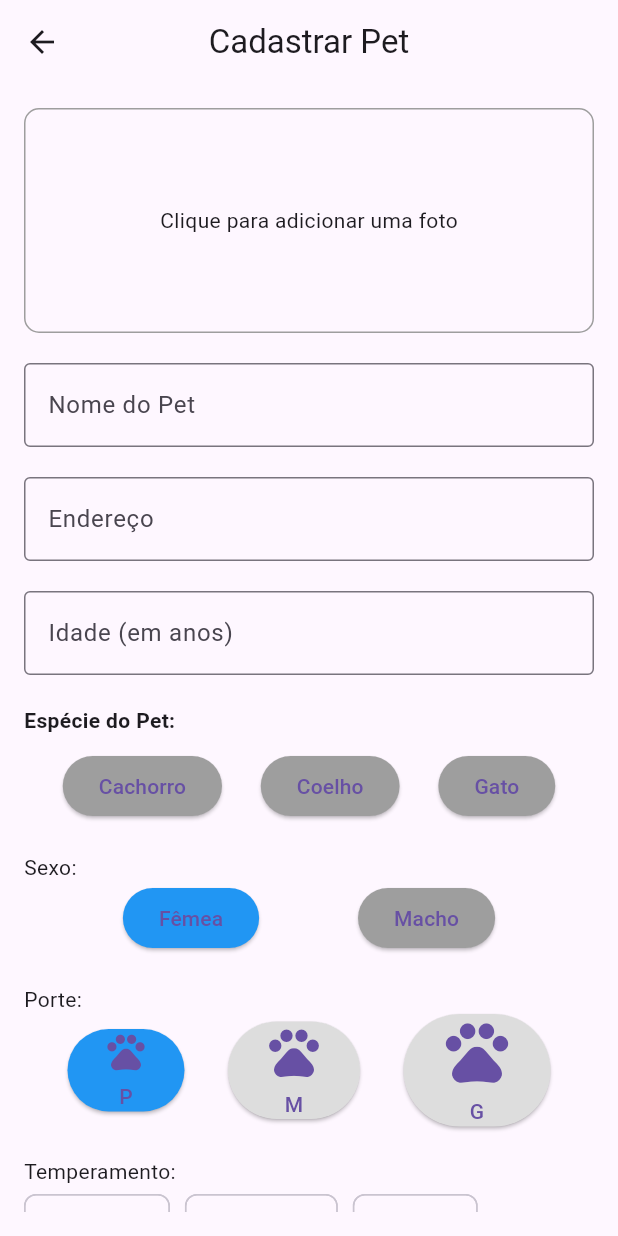
After one commit to marcondesu/tinder-pet, a Flutter app: the AddPetView screen opened by its route, on a phone screen of 412 x 824 dp. The commit adds this screen. Run offline on Flutter 3.47's test engine with Material 3 defaults, Android fonts, the phone set to English and light mode, and no system bars; our stand-ins replace image_picker.

Commit message:
feat: view de adicionar pet

```diff
--- a/tinder_pet/lib/main.dart
+++ b/tinder_pet/lib/main.dart
@@ -1,15 +1,18 @@
 import 'package:flutter/material.dart';
+import 'package:tinder_pet/controller/pet_controller.dart';
+import 'package:tinder_pet/view/add_pet_view.dart';
 import 'package:tinder_pet/view/home_view.dart';
 import 'package:tinder_pet/view/login_view.dart';
 import 'package:tinder_pet/view/pet_view.dart';
 import 'package:tinder_pet/view/register_view.dart';
 
 void main() {
-  runApp(const MyApp());
+  runApp(MyApp());
 }
 
 class MyApp extends StatelessWidget {
-  const MyApp({super.key});
+  MyApp({super.key});
+  final PetController petController = PetController();
 
   @override
   Widget build(BuildContext context) {
@@ -22,6 +25,7 @@ class MyApp extends StatelessWidget {
         '/login': (context) => LoginView(),
         '/register': (context) => const SignupView(),
         '/pets': (context) => const PetsView(),
+        '/add-pet': (context) => AddPetView(controller: petController),
       },
     );
   }
--- /dev/null
+++ b/tinder_pet/lib/view/add_pet_view.dart
@@ -0,0 +1,296 @@
+import 'package:flutter/material.dart';
+import 'dart:typed_data';
+import 'package:image_picker/image_picker.dart';
+import 'dart:math';
+import 'package:tinder_pet/controller/pet_controller.dart';
+
+class AddPetView extends StatefulWidget {
+  final PetController controller;
+
+  const AddPetView({super.key, required this.controller});
+
+  @override
+  _AddPetViewState createState() => _AddPetViewState();
+}
+
+class _AddPetViewState extends State<AddPetView> {
+  final TextEditingController _nameController = TextEditingController();
+  final TextEditingController _addressController = TextEditingController();
+  final TextEditingController _ageController = TextEditingController();
+
+  String _selectedSpecies = '';
+  String _selectedSex = 'Fêmea';
+  String _selectedSize = 'P';
+
+  Set<String> _selectedTemperaments = {};
+  Uint8List? _imageBytes;
+
+  bool _isVaccinated = false;
+  bool _isCastrated = false;
+  bool _isSociable = false;
+
+  // Função para selecionar a imagem
+  Future<void> _pickImage() async {
+    final picker = ImagePicker();
+    final pickedFile = await picker.pickImage(source: ImageSource.gallery);
+
+    if (pickedFile != null) {
+      final bytes = await pickedFile.readAsBytes();
+      setState(() {
+        _imageBytes = bytes;
+      });
+    }
+  }
+
+  // Função para definir a espécie selecionada
+  void _selectSpecies(String species) {
+    setState(() {
+      _selectedSpecies = species;
+    });
+  }
+
+  // Função para selecionar o sexo
+  void _selectSex(String sex) {
+    setState(() {
+      _selectedSex = sex;
+    });
+  }
+
+  // Função para salvar os dados do pet
+  Future<void> _savePet() async {
+    if (_nameController.text.isNotEmpty &&
+        _selectedSpecies.isNotEmpty &&
+        _imageBytes != null) {
+      // Cria o Map com os dados do pet
+      Map<String, dynamic> newPet = {
+        'id': Random().nextInt(1000),
+        'nome': _nameController.text,
+        'especie': _selectedSpecies,
+        'sexo': _selectedSex,
+        'idade': _ageController.text,
+        'porte': _selectedSize,
+        'temperamento': _selectedTemperaments.toList(),
+        'vacinado': _isVaccinated,
+        'castrado': _isCastrated,
+        'sociavel': _isSociable,
+        'foto': _imageBytes,
+        'endereco': _addressController.text,
+      };
+
+      await widget.controller.addPet(newPet);
+
+      ScaffoldMessenger.of(context).showSnackBar(
+        const SnackBar(content: Text('Pet cadastrado com sucesso!')),
+      );
+
+      Navigator.pop(context);
+    } else {
+      ScaffoldMessenger.of(context).showSnackBar(
+        const SnackBar(content: Text('Por favor, preencha todos os campos!')),
+      );
+    }
+  }
+
+  // Função para alternar temperamentos
+  void _toggleTemperament(String temperament) {
+    setState(() {
+      if (_selectedTemperaments.contains(temperament)) {
+        _selectedTemperaments.remove(temperament);
+      } else {
+        _selectedTemperaments.add(temperament);
+      }
+    });
+  }
+
+  // Função para selecionar o porte
+  void _selectSize(String size) {
+    setState(() {
+      _selectedSize = size;
+    });
+  }
+
+  @override
+  Widget build(BuildContext context) {
+    return Scaffold(
+      appBar: AppBar(
+        title: const Text('Cadastrar Pet'),
+        centerTitle: true,
+      ),
+      body: Padding(
+        padding: const EdgeInsets.all(16.0),
+        child: ListView(
+          children: [
+            GestureDetector(
+              onTap: _pickImage,
+              child: Container(
+                height: 150,
+                decoration: BoxDecoration(
+                  border: Border.all(color: Colors.grey),
+                  borderRadius: BorderRadius.circular(10),
+                ),
+                child: _imageBytes == null
+                    ? const Center(
+                        child: Text('Clique para adicionar uma foto'))
+                    : Image.memory(_imageBytes!, fit: BoxFit.cover),
+              ),
+            ),
+            const SizedBox(height: 20),
+            TextField(
+              controller: _nameController,
+              decoration: const InputDecoration(
+                labelText: 'Nome do Pet',
+                border: OutlineInputBorder(),
+              ),
+            ),
+            const SizedBox(height: 20),
+            TextField(
+              controller: _addressController,
+              decoration: const InputDecoration(
+                labelText: 'Endereço',
+                border: OutlineInputBorder(),
+              ),
+            ),
+            const SizedBox(height: 20),
+            TextField(
+              controller: _ageController,
+              decoration: const InputDecoration(
+                labelText: 'Idade (em anos)',
+                border: OutlineInputBorder(),
+              ),
+              keyboardType: TextInputType.number,
+            ),
+            const SizedBox(height: 20),
+            const Text(
+              'Espécie do Pet:',
+              style: TextStyle(fontWeight: FontWeight.bold),
+            ),
+            const SizedBox(height: 10),
+            Row(
+              mainAxisAlignment: MainAxisAlignment.spaceEvenly,
+              children: [
+                _speciesButton('Cachorro'),
+                _speciesButton('Coelho'),
+                _speciesButton('Gato'),
+              ],
+            ),
+            const SizedBox(height: 20),
+            const Text('Sexo:'),
+            Row(
+              mainAxisAlignment: MainAxisAlignment.spaceEvenly,
+              children: [
+                _genderButton('Fêmea'),
+                _genderButton('Macho'),
+              ],
+            ),
+            const SizedBox(height: 20),
+            const Text('Porte:'),
+            Row(
+              mainAxisAlignment: MainAxisAlignment.spaceEvenly,
+              children: [
+                _sizeButton('P'),
+                _sizeButton('M'),
+                _sizeButton('G'),
+              ],
+            ),
+            const SizedBox(height: 20),
+            const Text('Temperamento:'),
+            Wrap(
+              spacing: 10,
+              children: [
+                'Agressivo',
+                'Brincalhão',
+                'Curioso',
+                'Hiperativo',
+                'Quieto',
+                'Medroso'
+              ]
+                  .map((temperament) => FilterChip(
+                        label: Text(temperament),
+                        selected: _selectedTemperaments.contains(temperament),
+                        onSelected: (_) => _toggleTemperament(temperament),
+                      ))
+                  .toList(),
+            ),
+            const SizedBox(height: 20),
+            SwitchListTile(
+              title: const Text('Vacinado'),
+              value: _isVaccinated,
+              onChanged: (value) {
+                setState(() {
+                  _isVaccinated = value;
+                });
+              },
+            ),
+            SwitchListTile(
+              title: const Text('Castrado'),
+              value: _isCastrated,
+              onChanged: (value) {
+                setState(() {
+                  _isCastrated = value;
+                });
+              },
+            ),
+            SwitchListTile(
+              title: const Text('Sociável'),
+              value: _isSociable,
+              onChanged: (value) {
+                setState(() {
+                  _isSociable = value;
+                });
+              },
+            ),
+            const SizedBox(height: 20),
+            ElevatedButton(
+              onPressed: _savePet,
+              child: const Text('Salvar Pet'),
+            ),
+          ],
+        ),
+      ),
+    );
+  }
+
+  // Botão para seleção de espécie
+  Widget _speciesButton(String species) {
+    return ElevatedButton(
+      onPressed: () => _selectSpecies(species),
+      style: ElevatedButton.styleFrom(
+        backgroundColor:
+            _selectedSpecies == species ? Colors.blue : Colors.grey,
+      ),
+      child: Text(species),
+    );
+  }
+
+  // Botão para seleção de sexo
+  Widget _genderButton(String sex) {
+    return ElevatedButton(
+      onPressed: () => _selectSex(sex),
+      style: ElevatedButton.styleFrom(
+        backgroundColor: _selectedSex == sex ? Colors.blue : Colors.grey,
+      ),
+      child: Text(sex),
+    );
+  }
+
+  // Botão para seleção de porte
+  Widget _sizeButton(String size) {
+  return ElevatedButton(
+    onPressed: () => _selectSize(size),
+    style: ElevatedButton.styleFrom(
+      backgroundColor: _selectedSize == size ? Colors.blue : const Color.fromARGB(255, 221, 221, 221),
+    ),
+    child: Column(
+      children: [
+        Icon(
+          Icons.pets,
+          size: size == 'P' ? 30 : size == 'M' ? 40 : 50,
+        ),
+        const SizedBox(height: 5),
+        Text(size),
+      ],
+    ),
+  );
+}
+
+}
--- a/tinder_pet/lib/view/pet_view.dart
+++ b/tinder_pet/lib/view/pet_view.dart
@@ -40,6 +40,16 @@ class _PetsViewState extends State<PetsView> {
       appBar: AppBar(
         title: const Text('Tinder Pet'),
         centerTitle: true,
+        actions: [
+          IconButton(
+            icon:
+                const Icon(Icons.add), // Ícone de adição para cadastrar um pet
+            onPressed: () {
+              // Navegar para a tela de cadastro de pet
+              Navigator.pushNamed(context, '/add-pet');
+            },
+          ),
+        ],
       ),
       body: Padding(
         padding: const EdgeInsets.symmetric(horizontal: 16.0, vertical: 16.0),
--- a/tinder_pet/pubspec.yaml
+++ b/tinder_pet/pubspec.yaml
@@ -37,6 +37,7 @@ dependencies:
   cupertino_icons: ^1.0.6
   google_maps_flutter: ^2.6.1
   geolocator: ^12.0.0
+  image_picker: ^1.1.2
 
 dev_dependencies:
   flutter_test:
@@ -63,7 +64,6 @@ flutter:
   # To add assets to your application, add an assets section, like this:
   assets:
     - assets/data/pets.json
-    - assets/users.json
 
   # An image asset can refer to one or more resolution-specific "variants", see
   # https://flutter.dev/assets-and-images/#resolution-aware
```
Also changed, not shown: tinder_pet/pubspec.lock, 5 other files.
